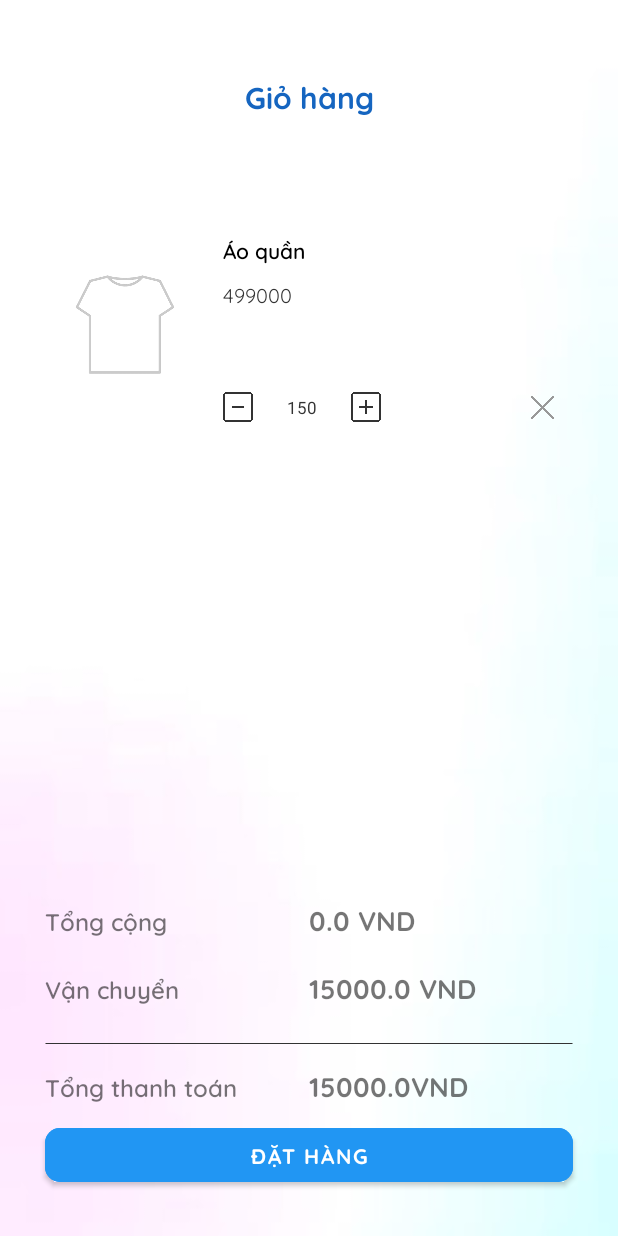
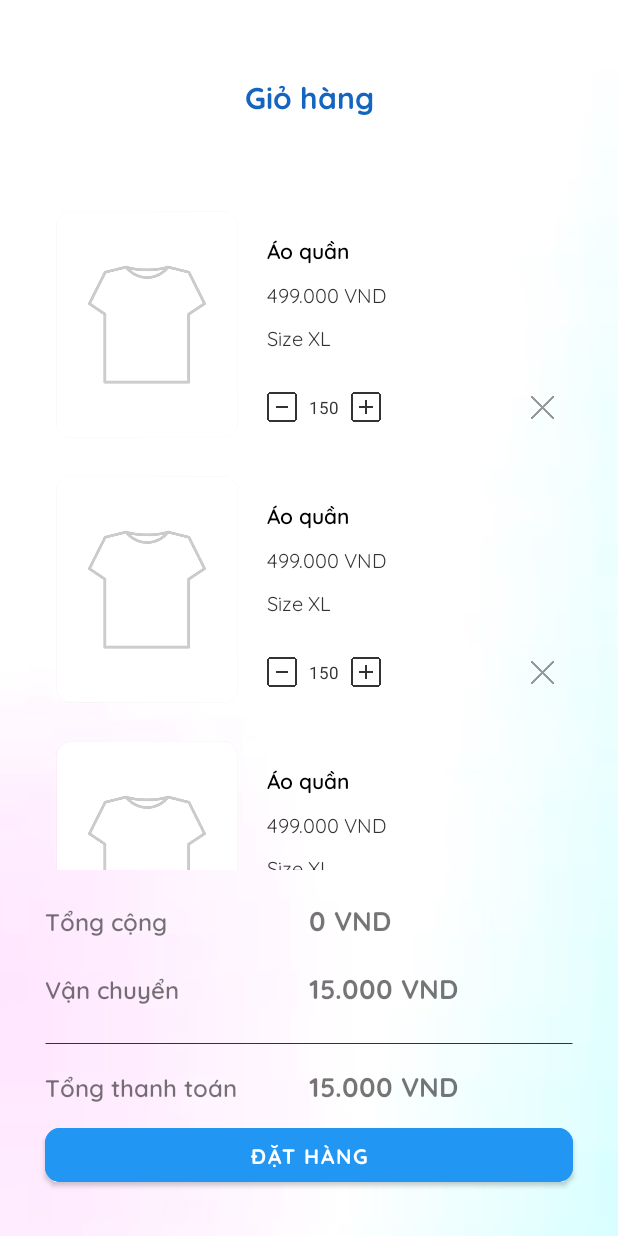
Before and after one commit to dotrann1412/Jodern, an Android app: the screen it shows after launch (CartActivity), on a phone screen of 412 x 824 dp. Run offline under Robolectric (Android 15) with nearby library versions, the phone set to English and light mode, and no system bars; pictures from the network do not load.

Commit message:
change the UI a bit

```diff
--- a/android/app/build.gradle
+++ b/android/app/build.gradle
@@ -38,6 +38,7 @@ dependencies {
     implementation 'androidx.navigation:navigation-ui:2.5.1'
     implementation 'com.android.volley:volley:1.2.1'
     implementation 'com.github.bumptech.glide:glide:4.14.2'
+    implementation 'de.hdodenhof:circleimageview:3.1.0'
     annotationProcessor 'com.github.bumptech.glide:compiler:4.14.2'
     testImplementation 'junit:junit:4.13.2'
     androidTestImplementation 'androidx.test.ext:junit:1.1.3'
--- a/android/app/src/main/java/android/jodern/app/activity/CartActivity.java
+++ b/android/app/src/main/java/android/jodern/app/activity/CartActivity.java
@@ -5,6 +5,7 @@ import android.jodern.app.adapter.CartAdapter;
 import android.jodern.app.controller.CartController;
 import android.jodern.app.interfaces.ChangeNumItemsListener;
 import android.jodern.app.R;
+import android.jodern.app.utils.StringUtils;
 import android.os.Bundle;
 
 import androidx.appcompat.app.AppCompatActivity;
@@ -22,7 +23,7 @@ public class CartActivity extends AppCompatActivity {
 
     TextView subTotalTextView, shippingTextView, totalTextView;
 
-    private double total;
+    private long total;
     private LinearLayout cartScrollView;
 
     @Override
@@ -64,13 +65,13 @@ public class CartActivity extends AppCompatActivity {
 
     @SuppressLint("SetTextI18n")
     private void renderCart() {
-        double subTotal = cartController.getSubTotal();
-        double shippingCost = (subTotal == -1) ? 0 : 15000;
+        long subTotal = cartController.getSubTotal();
+        long shippingCost = (subTotal == -1) ? 0 : 15000;
         total = subTotal + shippingCost;
 
-        subTotalTextView.setText(String.valueOf(subTotal) + " VND");
-        shippingTextView.setText(String.valueOf(shippingCost) + " VND");
-        totalTextView.setText(String.valueOf(total) + "VND");
+        subTotalTextView.setText(StringUtils.long2money(subTotal));
+        shippingTextView.setText(StringUtils.long2money(shippingCost));
+        totalTextView.setText(StringUtils.long2money(total));
 
 
     }
--- a/android/app/src/main/java/android/jodern/app/adapter/CartAdapter.java
+++ b/android/app/src/main/java/android/jodern/app/adapter/CartAdapter.java
@@ -7,6 +7,7 @@ import android.jodern.app.interfaces.ChangeNumItemsListener;
 import android.jodern.app.R;
 import android.jodern.app.model.Product;
 import android.jodern.app.model.OrderItem;
+import android.jodern.app.utils.StringUtils;
 import android.view.LayoutInflater;
 import android.view.View;
 import android.view.ViewGroup;
@@ -62,7 +63,8 @@ public class CartAdapter extends RecyclerView.Adapter<CartAdapter.ViewHolder> {
             product.setName("Áo quần");
 
             holder.itemName.setText(product.getName());
-            holder.itemCost.setText(String.valueOf(product.getCost()));
+//            holder.itemCost.setText(String.valueOf(product.getCost()));
+            holder.itemCost.setText(StringUtils.long2money(product.getCost()));
             holder.numItems.setText(String.valueOf(orderItem.getQuantity()));
 
 //            Context itemViewContext = holder.itemView.getContext();
@@ -128,6 +130,7 @@ public class CartAdapter extends RecyclerView.Adapter<CartAdapter.ViewHolder> {
     public class ViewHolder extends RecyclerView.ViewHolder {
         TextView itemName, itemCost, numItems;
         ImageView itemImageUri, incItem, decItem, removeItem;
+        // TODO TextView itemSize;
 
         public ViewHolder(@NonNull View itemView) {
             super(itemView);
--- a/android/app/src/main/java/android/jodern/app/controller/CartController.java
+++ b/android/app/src/main/java/android/jodern/app/controller/CartController.java
@@ -21,10 +21,10 @@ public class CartController {
         orderItem.setProductId(i++);
         List<OrderItem> orderItemList = new ArrayList<>();
         orderItemList.add(orderItem);
-//        orderItemList.add(orderItem);
-//        orderItemList.add(orderItem);
-//        orderItemList.add(orderItem);
-//        orderItemList.add(orderItem);
+        orderItemList.add(orderItem);
+        orderItemList.add(orderItem);
+        orderItemList.add(orderItem);
+        orderItemList.add(orderItem);
         this.orderItemList = orderItemList;
     }
 
@@ -32,9 +32,9 @@ public class CartController {
         return orderItemList;
     }
 
-    public double getSubTotal() {
+    public long getSubTotal() {
         try {
-            double result = 0f;
+            long result = 0l;
 
             for (OrderItem item : orderItemList) {
     //            result += item.getCost();
@@ -43,7 +43,7 @@ public class CartController {
             return result;
         } catch (Exception e) {
             System.out.println(e.getMessage());
-            return -1f;
+            return -1l;
         }
     }
 
--- /dev/null
+++ b/android/app/src/main/java/android/jodern/app/utils/StringUtils.java
@@ -0,0 +1,20 @@
+package android.jodern.app.utils;
+
+public class StringUtils {
+    public static String long2money(long number) {
+        String string = String.valueOf(number);
+        StringBuffer buffer = new StringBuffer();
+
+        for (int i = string.length() - 1; i >= 0; i--) {
+            buffer.append(string.charAt(i));
+            if ((string.length() - i) % 3 == 0 && i != 0) {
+                buffer.append('.');
+            }
+        }
+
+        buffer.reverse();
+        buffer.append(" VND");
+
+        return buffer.toString();
+    }
+}
--- a/android/app/src/main/res/layout/cart_viewholder.xml
+++ b/android/app/src/main/res/layout/cart_viewholder.xml
@@ -7,26 +7,34 @@
     android:layout_marginBottom="10dp"
     android:elevation="3dp">
 
-    <ImageView
-        android:id="@+id/cartViewHolderImage"
-        android:layout_width="100dp"
-        android:layout_height="150dp"
-        android:layout_marginStart="3dp"
+    <androidx.cardview.widget.CardView
+        android:id="@+id/cartViewHolderImageCard"
+        android:layout_width="wrap_content"
+        android:layout_height="wrap_content"
+        app:cardCornerRadius="10dp"
+        android:elevation="10dp"
+        android:layout_marginStart="8dp"
         android:layout_marginTop="3dp"
         android:layout_marginBottom="3dp"
         app:layout_constraintBottom_toBottomOf="parent"
         app:layout_constraintStart_toStartOf="parent"
-        app:layout_constraintTop_toTopOf="parent"
+        app:layout_constraintTop_toTopOf="parent">
+
+    <ImageView
+        android:id="@+id/cartViewHolderImage"
+        android:layout_width="120dp"
+        android:layout_height="150dp"
         app:srcCompat="@mipmap/viewholder_demo" />
+    </androidx.cardview.widget.CardView>
 
     <TextView
         android:id="@+id/cartViewHolderName"
         android:layout_width="wrap_content"
         android:layout_height="wrap_content"
-        app:layout_constraintTop_toTopOf="@+id/cartViewHolderImage"
-        app:layout_constraintStart_toEndOf="@id/cartViewHolderImage"
+        app:layout_constraintTop_toTopOf="@+id/cartViewHolderImageCard"
+        app:layout_constraintStart_toEndOf="@id/cartViewHolderImageCard"
         android:layout_marginTop="15dp"
-        android:layout_marginLeft="15dp"
+        android:layout_marginLeft="20dp"
         android:textColor="@color/black"
         android:textSize="14sp"
         android:text="Item Name"
@@ -41,10 +49,24 @@
         android:textColor="@color/grey"
         android:textSize="13sp"
         android:text="69.000 VND"
-        android:layout_marginStart="15dp"
+        android:layout_marginStart="20dp"
         android:layout_marginTop="10dp"
         app:layout_constraintTop_toBottomOf="@id/cartViewHolderName"
-        app:layout_constraintStart_toEndOf="@id/cartViewHolderImage"/>
+        app:layout_constraintStart_toEndOf="@id/cartViewHolderImageCard"/>
+
+<!--    TODO config this later -->
+    <TextView
+        android:id="@+id/itemSize"
+        android:layout_width="wrap_content"
+        android:layout_height="wrap_content"
+        android:fontFamily="@font/quicksand"
+        android:textColor="@color/grey"
+        android:textSize="13sp"
+        android:text="Size XL"
+        android:layout_marginStart="20dp"
+        android:layout_marginTop="10dp"
+        app:layout_constraintTop_toBottomOf="@id/itemsCost"
+        app:layout_constraintStart_toEndOf="@id/cartViewHolderImageCard"/>
 
     <ImageView
         android:id="@+id/cartItemDecrease"
@@ -52,17 +74,17 @@
         android:layout_height="20dp"
         app:srcCompat="@drawable/minus"
         android:layout_marginBottom="10dp"
-        app:layout_constraintBottom_toBottomOf="@id/cartViewHolderImage"
+        app:layout_constraintBottom_toBottomOf="@id/cartViewHolderImageCard"
         app:layout_constraintStart_toStartOf="@id/cartViewHolderName"
         app:tint="@color/grey" />
 
     <TextView
         android:id="@+id/cartNumItemsTextView"
-        android:layout_width="25dp"
+        android:layout_width="20dp"
         android:layout_height="wrap_content"
         android:text="1"
         android:textSize="11sp"
-        android:layout_marginStart="20dp"
+        android:layout_marginStart="8dp"
         android:textColor="@color/grey"
         android:textAlignment="center"
         app:layout_constraintStart_toEndOf="@id/cartItemDecrease"
@@ -74,7 +96,7 @@
         android:layout_width="20dp"
         android:layout_height="20dp"
         app:srcCompat="@drawable/plus"
-        android:layout_marginStart="20dp"
+        android:layout_marginStart="8dp"
         app:layout_constraintBottom_toBottomOf="@id/cartItemDecrease"
         app:layout_constraintStart_toEndOf="@id/cartNumItemsTextView"
         app:tint="@color/grey"/>
```
